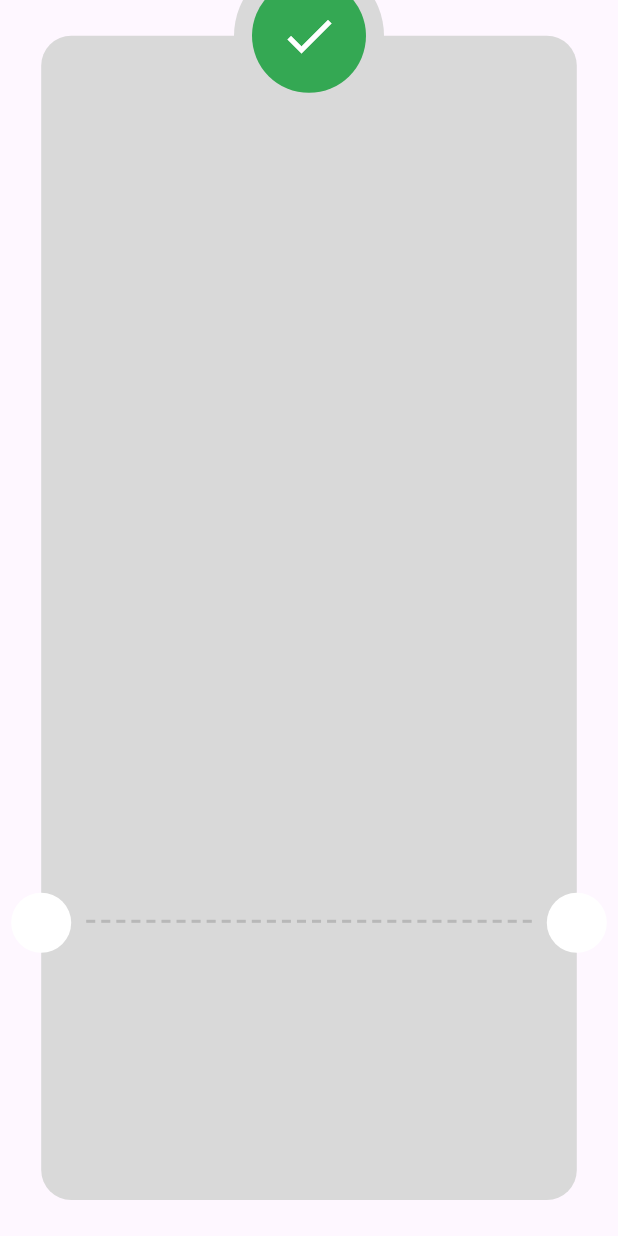
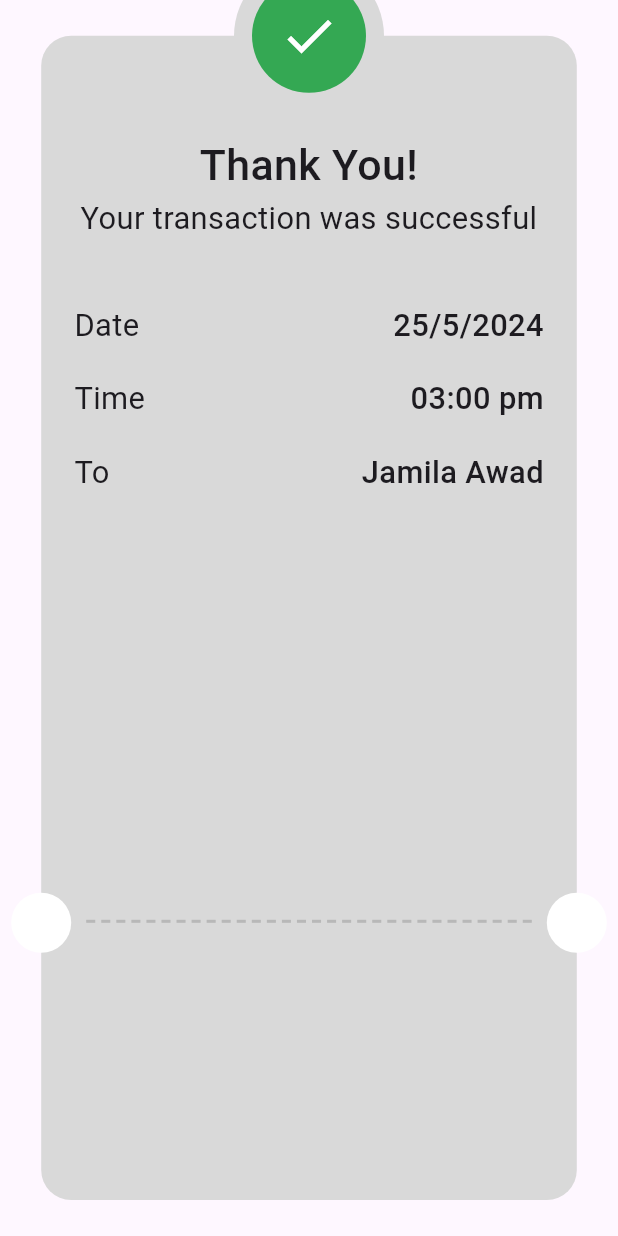
Before and after one commit to tasneem-gamal/payment-app, a Flutter app: the SuccessView screen opened directly, on a phone screen of 412 x 824 dp. Run offline on Flutter 3.47's test engine with Material 3 defaults, Android fonts, the phone set to English and light mode, and no system bars; our stand-ins replace flutter_credit_card, flutter_screenutil.

Commit message:
pay info

```diff
--- a/lib/core/theming/styles.dart
+++ b/lib/core/theming/styles.dart
@@ -4,7 +4,7 @@ import 'package:flutter_screenutil/flutter_screenutil.dart';
 
 class Styles {
   static TextStyle textStyle18 =
-      TextStyle(fontSize: 18.sp, fontWeight: FontWeight.w600);
+      TextStyle(fontSize: 18.sp, fontWeight: FontWeight.w400);
   static TextStyle textStyle14 =
       TextStyle(fontSize: 14.sp, fontWeight: FontWeight.normal);
   static TextStyle textStyle12 =
--- /dev/null
+++ b/lib/features/checkout/ui/success_view_widgets.dart/pay_item_info.dart
@@ -0,0 +1,28 @@
+import 'package:flutter/material.dart';
+import 'package:payment/core/theming/styles.dart';
+
+class PayItemInfo extends StatelessWidget {
+  const PayItemInfo({super.key, required this.title, required this.subTitle});
+  final String title;
+  final String subTitle;
+  @override
+  Widget build(BuildContext context) {
+    return Row(
+      mainAxisAlignment: MainAxisAlignment.spaceBetween,
+      children: [
+        Text(
+          title,
+          textAlign: TextAlign.center,
+          style: Styles.textStyle18,
+        ),
+        Text(
+          subTitle,
+          textAlign: TextAlign.center,
+          style: Styles.textStyle18.copyWith(
+            fontWeight: FontWeight.w500
+          ),
+        ),
+      ],
+    );
+  }
+}
--- a/lib/features/checkout/ui/success_view_widgets.dart/success_card.dart
+++ b/lib/features/checkout/ui/success_view_widgets.dart/success_card.dart
@@ -1,4 +1,6 @@
 import 'package:flutter/material.dart';
+import 'package:payment/core/theming/styles.dart';
+import 'package:payment/features/checkout/ui/success_view_widgets.dart/pay_item_info.dart';
 
 class SuccessCard extends StatelessWidget {
   const SuccessCard({
@@ -8,12 +10,36 @@ class SuccessCard extends StatelessWidget {
   @override
   Widget build(BuildContext context) {
     return Container(
+      width: double.infinity,
       decoration: ShapeDecoration(
         color: const Color(0xFFD9D9D9),
         shape: RoundedRectangleBorder(
           borderRadius: BorderRadius.circular(20)
         )
       ),
+      child: Padding(
+        padding: const EdgeInsets.only(top: 66, left: 22, right: 22),
+        child: Column(
+          children: [
+            Text(
+              'Thank You!',
+              textAlign: TextAlign.center,
+              style: Styles.textStyle25,
+            ),
+            Text(
+              'Your transaction was successful',
+              textAlign: TextAlign.center,
+              style: Styles.textStyle18,
+            ),
+            const SizedBox(height: 42,),
+            const PayItemInfo(title: 'Date', subTitle: '25/5/2024',),
+            const SizedBox(height: 20,),
+            const PayItemInfo(title: 'Time', subTitle: '03:00 pm',),
+            const SizedBox(height: 20,),
+            const PayItemInfo(title: 'To', subTitle: 'Jamila Awad',)
+          ],
+        ),
+      ),
     );
   }
 }
```
